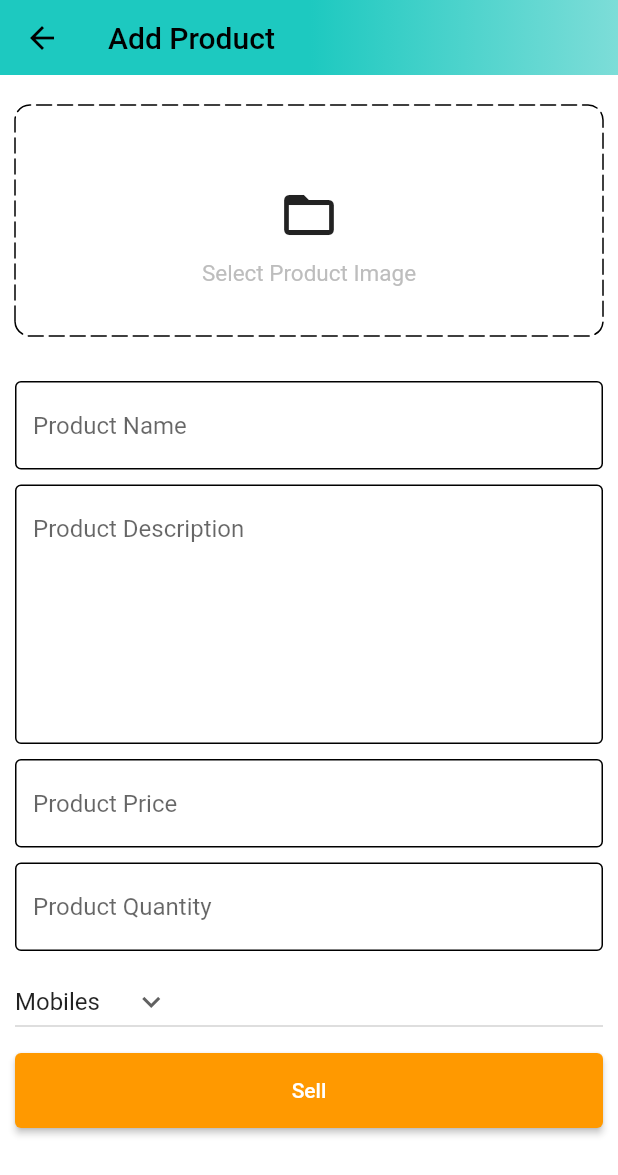
After one commit to Sahani44/Emart, a Flutter app: the AddProductScreen screen opened directly, after a tap on "Select Product Image", on a phone screen of 412 x 824 dp. The commit adds this screen. Shown: the top 1175 px of the screen. Run offline on Flutter 3.47's test engine with Material 2 defaults, Android fonts, the phone set to English and light mode, and no system bars; drawn by our look-alikes of dotted_border; our stand-ins replace badges, carousel_slider, file_picker, shared_preferences; missing offline and left inert: cloudinary_public; accounts and stored records are empty.

Commit message:
Add Product on Admin Side

```diff
--- a/lib/common/widgets/custom_textfield.dart
+++ b/lib/common/widgets/custom_textfield.dart
@@ -3,7 +3,8 @@ import 'package:flutter/material.dart';
 class CustomTextField extends StatelessWidget {
   final TextEditingController controller;
   final String hintText;
-  const CustomTextField({super.key, required this.controller, required this.hintText});
+  final int maxLines;
+  const CustomTextField({super.key, required this.controller, required this.hintText, this.maxLines = 1});
 
   @override
   Widget build(BuildContext context) {
@@ -28,6 +29,7 @@ class CustomTextField extends StatelessWidget {
         }
         return null;
       },
+      maxLines: maxLines,
     );
   }
 }
--- a/lib/constants/utils.dart
+++ b/lib/constants/utils.dart
@@ -1,3 +1,6 @@
+import 'dart:io';
+
+import 'package:file_picker/file_picker.dart';
 import 'package:flutter/material.dart';
 
 
@@ -8,3 +11,23 @@ void showSnackBar(BuildContext context, String text) {
     ),
   );
 }
+
+Future<List<File>> pickImages() async {
+  List<File> images = [];
+
+  try{
+    var files = await FilePicker.platform.pickFiles(
+      type: FileType.image,
+      allowMultiple: true
+    );
+    if(files != null && files.files.isNotEmpty) {
+      for(int i=0;i<files.files.length;i++) {
+        images.add(File(files.files[i].path!));
+      }
+    }
+  } catch (e) {
+    debugPrint(e.toString());
+  }
+
+  return images;
+}
--- /dev/null
+++ b/lib/features/admin/screens/add_product_screen.dart
@@ -0,0 +1,173 @@
+import 'dart:io';
+
+import 'package:carousel_slider/carousel_slider.dart';
+import 'package:dotted_border/dotted_border.dart';
+import 'package:emart/common/widgets/custom_button.dart';
+import 'package:emart/common/widgets/custom_textfield.dart';
+import 'package:emart/constants/utils.dart';
+import 'package:emart/features/admin/services/admin_services.dart';
+import 'package:flutter/material.dart';
+
+import '../../../constants/global_variables.dart';
+
+class AddProductScreen extends StatefulWidget {
+  const AddProductScreen({super.key});
+
+  @override
+  State<AddProductScreen> createState() => _AddProductScreenState();
+}
+
+class _AddProductScreenState extends State<AddProductScreen> {
+
+  final TextEditingController productNameController = TextEditingController();
+  final TextEditingController descriptionController = TextEditingController();
+  final TextEditingController priceController = TextEditingController();
+  final TextEditingController quantityController = TextEditingController();
+
+  final AdminServices adminServices = AdminServices();
+
+  String category = 'Mobiles';
+  List<File> images = [];
+  final _addProductFormKey = GlobalKey<FormState>();
+
+ @override
+  void dispose() {
+    priceController.dispose();
+    priceController.dispose();
+    descriptionController.dispose();
+    quantityController.dispose();
+    super.dispose();
+  }
+
+
+  List<String> productCategories = [
+    'Mobiles',
+    'Essentials',
+    'Appliances',
+    'Books',
+    'Fashion',
+  ];
+
+  void sellProduct() {
+    if(_addProductFormKey.currentState!.validate() && images.isNotEmpty) {
+      adminServices.sellProduct(context: context, name: productNameController.text, description: descriptionController.text, price: double.parse(priceController.text), quantity: double.parse(quantityController.text), category: category, images: images);
+    }
+  }
+
+  void selectImages() async {
+    var res = await pickImages();
+    setState(() {
+      images = res;
+    });
+  }
+
+  @override
+  Widget build(BuildContext context) {
+    return Scaffold(
+      appBar: PreferredSize(
+        preferredSize: const Size.fromHeight(50),
+        child: AppBar(
+          flexibleSpace: Container(
+            decoration: const BoxDecoration(
+              gradient: GlobalVariables.appBarGradient,
+            ),
+          ),
+          title: const Text('Add Product', style: TextStyle(color: Colors.black),),
+        ),
+      ),
+      body: SingleChildScrollView(
+        child: Form(
+          key: _addProductFormKey,
+          child: Padding(
+            padding: const EdgeInsets.symmetric(horizontal: 10.0),
+            child: Column(
+              children: [
+                const SizedBox(height: 20,),
+                images.isNotEmpty ? CarouselSlider(
+                    items: images.map((i) {
+                      return Builder(
+                        builder: (BuildContext context) => Image.file(
+                          i,
+                          fit: BoxFit.cover,
+                          height: 200,
+                          )
+                      );
+                    }).toList(),
+                    options: CarouselOptions(
+                      viewportFraction: 1,
+                      height: 200,
+                    ),
+                  )
+                  : GestureDetector(
+                  onTap: selectImages,
+                  child: DottedBorder(
+                    borderType: BorderType.RRect,
+                    radius: const Radius.circular(10),
+                    dashPattern: const [10, 4],
+                    strokeCap: StrokeCap.round,
+                    child: Container(
+                      width: double.infinity,
+                      height: 150,
+                      decoration: BoxDecoration(
+                        borderRadius: BorderRadius.circular(10),
+                      ),
+                      child: Column(
+                        mainAxisAlignment: MainAxisAlignment.center,
+                        children: [
+                          const SizedBox(height: 20,),
+                          const Icon(Icons.folder_open, size: 40,),
+                          const SizedBox(height: 10,),
+                          Text(
+                            'Select Product Image',
+                            style: TextStyle(
+                              fontSize: 15,
+                              color: Colors.grey.shade400,
+                            ),
+                          )
+                        ],
+                      ),
+                    ),
+                  ),
+                ),
+
+                const SizedBox(height: 30,),
+
+                CustomTextField(controller: productNameController, hintText: 'Product Name'),
+                const SizedBox(height: 10,),
+                CustomTextField(controller: descriptionController, hintText: 'Product Description',maxLines: 7,),
+                const SizedBox(height: 10,),
+                CustomTextField(controller: priceController, hintText: 'Product Price'),
+                const SizedBox(height: 10,),
+                CustomTextField(controller: quantityController, hintText: 'Product Quantity'),
+                const SizedBox(height: 10,),
+                SizedBox(
+                  width: double.infinity,
+                  child: DropdownButton(
+                    value: category,
+                    icon: const Icon(Icons.keyboard_arrow_down),
+                    items: productCategories.map((String item){
+                      return DropdownMenuItem(
+                        value: item,
+                        child: Text(item),
+                      );
+                    }).toList(),
+                    onChanged: (String? newVal){
+                      setState(() {
+                        category = newVal!;
+                      });
+                    },
+                  ),
+                ),
+                const SizedBox(height: 10,),
+                CustomButton(
+                  text: 'Sell',
+                  onTap: sellProduct,
+                )
+              ],
+            ),
+          ),
+        ),
+      ),
+    );
+  }
+}
--- /dev/null
+++ b/lib/features/admin/services/admin_services.dart
@@ -0,0 +1,59 @@
+import 'dart:io';
+import 'package:cloudinary_public/cloudinary_public.dart';
+import 'package:emart/constants/error_handling.dart';
+import 'package:emart/constants/utils.dart';
+import 'package:emart/models/product.dart';
+import 'package:emart/providers/user_provider.dart';
+import 'package:flutter/material.dart';
+import 'package:http/http.dart' as http;
+import 'package:provider/provider.dart';
+
+import '../../../constants/global_variables.dart';
+
+class AdminServices {
+
+  void sellProduct({
+    required BuildContext context,
+    required String name,
+    required String description,
+    required double price,
+    required double quantity,
+    required String category,
+    required List<File> images,
+  }) async {
+
+    final userProvider = Provider.of<UserProvider>(context, listen : false);
+
+    try {
+      final cloudinary = CloudinaryPublic('duetbac7v', 'xrg08lsf');
+      List<String> imageUrls = [];
+
+      for (int i = 0; i < images.length; i++) {
+        CloudinaryResponse res = await cloudinary.uploadFile(
+          CloudinaryFile.fromFile(images[i].path, folder: name),
+        );
+
+        imageUrls.add(res.secureUrl);
+      }
+
+      Product product = Product(name: name, description: description, quantity: quantity, images: imageUrls, category: category, price: price);
+
+      http.Response res = await http.post(Uri.parse('$uri/admin/add-product'),
+        headers: {
+          'Content-Type' : 'application/json; charset=UTF-8' ,
+          'x-auth-token' : userProvider.user.token,
+        },
+        body: product.toJson(),
+      );
+
+      httpErrorHandle(response: res, context: context, onSuccess: () {
+        showSnackBar(context, 'Product Added Successfully');
+        Navigator.pop(context);
+      });
+
+    } catch (e) {
+      showSnackBar(context, e.toString());
+    }
+  }
+
+}
--- a/lib/main.dart
+++ b/lib/main.dart
@@ -1,5 +1,6 @@
 import 'package:emart/common/widgets/bottom_bar.dart';
 import 'package:emart/constants/global_variables.dart';
+import 'package:emart/features/admin/screens/admin_screen.dart';
 import 'package:emart/features/auth/screens/auth_screen.dart';
 import 'package:emart/features/auth/services/auth_service.dart';
 import 'package:emart/providers/user_provider.dart';
@@ -39,6 +40,7 @@ class _MyAppState extends State<MyApp> {
   @override
   Widget build(BuildContext context) {
     return MaterialApp(
+      debugShowCheckedModeBanner: false,
       title: 'EMart',
       theme: ThemeData(
         scaffoldBackgroundColor: GlobalVariables.backgroundColor,
@@ -54,7 +56,7 @@ class _MyAppState extends State<MyApp> {
       ),
       onGenerateRoute: (settings) => generateRoute(settings),
       home: Provider.of<UserProvider>(context).user.token.isNotEmpty
-          ? const BottomBar()
+          ? Provider.of<UserProvider>(context).user.type == 'user' ? const BottomBar() : const AdminScreen()
           : const AuthScreen(),
     );
   }
--- /dev/null
+++ b/lib/models/product.dart
@@ -0,0 +1,48 @@
+// ignore_for_file: public_member_api_docs, sort_constructors_first
+import 'dart:convert';
+class Product {
+  final String name;
+  final String description;
+  final double quantity;
+  final List<String> images;
+  final String category;
+  final double price;
+  final String? id;
+  Product({
+    required this.name,
+    required this.description,
+    required this.quantity,
+    required this.images,
+    required this.category,
+    required this.price,
+    this.id,
+  });
+
+  Map<String, dynamic> toMap() {
+    return <String, dynamic>{
+      'name': name,
+      'description': description,
+      'quantity': quantity,
+      'images': images,
+      'category': category,
+      'price': price,
+      'id': id,
+    };
+  }
+
+  factory Product.fromMap(Map<String, dynamic> map) {
+    return Product(
+      name: map['name'] as String,
+      description: map['description'] as String,
+      quantity: map['quantity'] as double,
+      images: List<String>.from((map['images'] as List<String>)),
+      category: map['category'] as String,
+      price: map['price'] as double,
+      id: map['id'] != null ? map['_id'] as String : null,
+    );
+  }
+
+  String toJson() => json.encode(toMap());
+
+  factory Product.fromJson(String source) => Product.fromMap(json.decode(source) as Map<String, dynamic>);
+}
--- a/pubspec.yaml
+++ b/pubspec.yaml
@@ -41,6 +41,9 @@ dependencies:
   shared_preferences: ^2.1.0
   badges: ^3.1.1
   carousel_slider: ^4.2.1
+  dotted_border: ^2.0.0+3
+  file_picker: ^5.3.1
+  cloudinary_public: ^0.21.0
 
 dev_dependencies:
   flutter_test:
```
Also changed, not shown: lib/features/admin/screens/admin_screen.dart (added, +125 -0 lines), lib/features/admin/screens/posts_screen.dart (added, +26 -0 lines), pubspec.lock, 5 other files.
